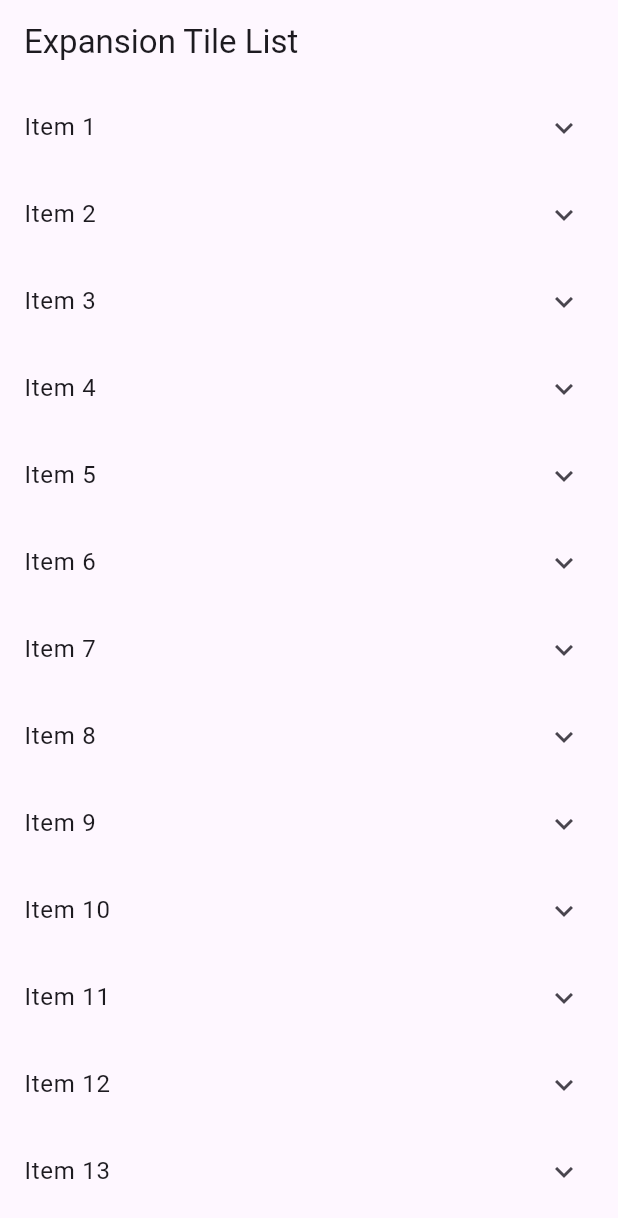
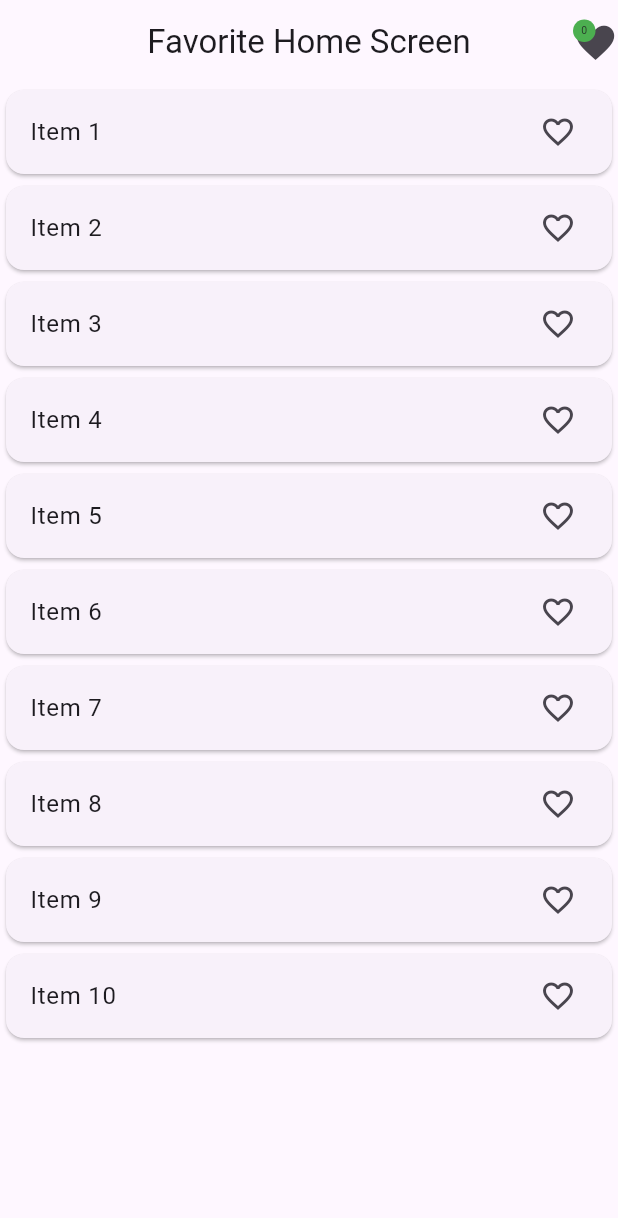
Before and after one commit to Malik399758/Advance-Widgets, a Flutter app: the screen it shows after launch, on a phone screen of 412 x 824 dp. Shown: the top 1218 px of the screen. Run offline on Flutter 3.47's test engine with Material 3 defaults, Android fonts, the phone set to English and light mode, and no system bars.

Commit message:
favorite screen done with functionality.

```diff
--- a/lib/main.dart
+++ b/lib/main.dart
@@ -1,6 +1,7 @@
 import 'package:advance_widgets/views/screens/dismissible_widget/dismissible_screen.dart';
 import 'package:advance_widgets/views/screens/expansion_tile_widget/expansion_tile_list_screen.dart';
 import 'package:advance_widgets/views/screens/expansion_tile_widget/expansion_tile_screen.dart';
+import 'package:advance_widgets/views/screens/favorite/favorite_home_screen.dart';
 import 'package:flutter/material.dart';
 
 void main() {
@@ -18,7 +19,8 @@ class MyApp extends StatelessWidget {
         colorScheme: ColorScheme.fromSeed(seedColor: Colors.deepPurple),
         useMaterial3: true,
       ),
-      home: ExpansionTileListScreen()
+      home: FavoriteHomeScreen()
+      //ExpansionTileListScreen()
       //ExpansionTileScreen()
       //DismissibleScreen()
     );
--- /dev/null
+++ b/lib/views/screens/favorite/favorite_home_screen.dart
@@ -0,0 +1,118 @@
+
+import 'package:advance_widgets/views/screens/favorite/favorite_screen.dart';
+import 'package:flutter/material.dart';
+
+class FavoriteHomeScreen extends StatefulWidget {
+  const FavoriteHomeScreen({super.key});
+
+  @override
+  State<FavoriteHomeScreen> createState() => _FavoriteHomeScreenState();
+}
+
+class _FavoriteHomeScreenState extends State<FavoriteHomeScreen> {
+  // list of items
+  List<String> items = List.generate(10, (index) => 'Item ${index + 1}');
+  int count = 0;
+
+  // increase count
+  void countIncrease(){
+    setState(() {
+      count++;
+    });
+  }
+
+  // decrease count
+  void countDecrease(){
+    setState(() {
+      count--;
+    });
+  }
+
+  // list of favorite items
+  List<String> selectedItem = [];
+
+  List<bool> isActive = [];
+
+  // true or false
+  void toggleFavorite(int index){
+    setState(() {
+      isActive[index] = !isActive[index];
+    });
+  }
+
+  // if the item is not exist in the list the add it else remove it
+  void selectedItems(String item){
+    if(!selectedItem.contains(item)){
+      setState(() {
+        selectedItem.add(item);
+      });
+    }else{
+      setState(() {
+        selectedItem.remove(item);
+      });
+    }
+  }
+
+
+  @override
+  void initState() {
+    // TODO: implement initState
+    super.initState();
+    // here always false
+    isActive = List.generate(items.length,(_) => false);
+  }
+
+  @override
+  Widget build(BuildContext context) {
+    return Scaffold(
+      appBar : AppBar(
+        actions: [
+          Stack(
+            children: [
+              GestureDetector(
+                  onTap: (){
+                    Navigator.push(context, MaterialPageRoute(builder: (context) =>
+                        FavoriteScreen(favoriteItem: selectedItem)));
+                  },
+                  child: Icon(Icons.favorite,size: 30,)),
+              Container(
+                width: 15,
+                height: 15,
+                decoration: BoxDecoration(
+                  color: Colors.green,
+                  shape: BoxShape.circle
+                ),
+                child: Center(child: Text(count.toString(),style: TextStyle(fontSize: 7),)),
+              )
+            ],
+
+          )
+        ],
+        title: Text('Favorite Home Screen'),
+        centerTitle: true,
+      ),
+      body:ListView.builder(
+          itemCount: items.length,
+          itemBuilder: (context,index){
+            return Card(
+              child: ListTile(
+                title: Text('${items[index]}'),
+                trailing: GestureDetector(
+                  onTap: (){
+                    toggleFavorite(index);
+                    selectedItems(items[index]);
+                    if(isActive[index]){
+                      countIncrease();
+                    }else{
+                      countDecrease();
+                    }
+
+                  },
+                    child: isActive[index] ? Icon(Icons.favorite) : Icon(Icons.favorite_border)),
+              ),
+            );
+
+      })
+    );
+  }
+}
```
Also changed, not shown: lib/views/screens/favorite/favorite_screen.dart (added, +38 -0 lines).
